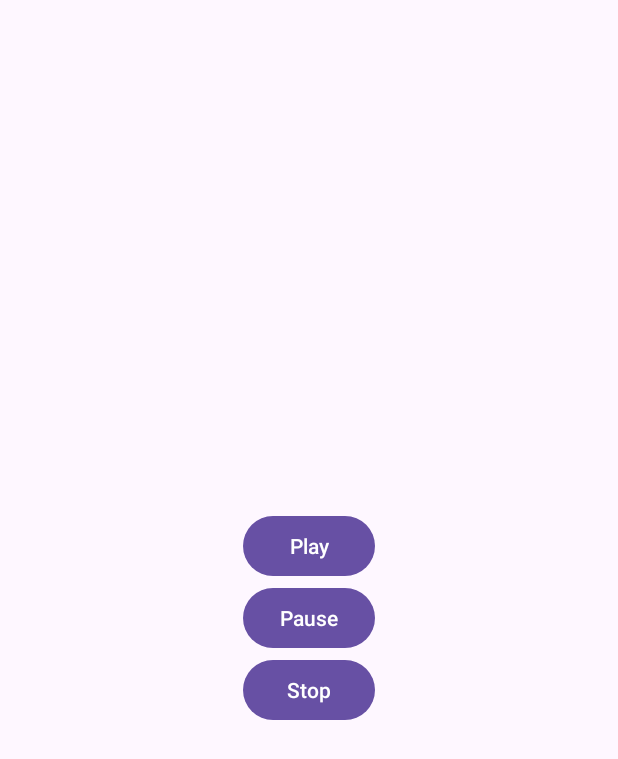
After one commit to Alexis-Mariotti/Matonique, an Android app: the layout activity_music_play.xml on its own in the app's theme, with its tools: preview values and no code run, on a phone screen of 412 x 824 dp. The commit adds this screen. Shown: the top 759 px of the screen. Run offline under Robolectric (Android 15) with nearby library versions, the phone set to English and light mode, and no system bars.

Commit message:
first activity

```diff
--- a/app/src/main/AndroidManifest.xml
+++ b/app/src/main/AndroidManifest.xml
@@ -20,6 +20,7 @@
                 <category android:name="android.intent.category.LAUNCHER" />
             </intent-filter>
         </activity>
+        <activity android:name=".MusicPlayActivity" />
     </application>
 
 </manifest>
--- /dev/null
+++ b/app/src/main/res/layout/activity_music_play.xml
@@ -0,0 +1,26 @@
+<?xml version="1.0" encoding="utf-8"?>
+<LinearLayout xmlns:android="http://schemas.android.com/apk/res/android"
+    android:layout_width="match_parent"
+    android:layout_height="match_parent"
+    android:gravity="center"
+    android:orientation="vertical"
+    android:padding="20dp">
+
+    <Button
+        android:id="@+id/btn_play"
+        android:layout_width="wrap_content"
+        android:layout_height="wrap_content"
+        android:text="Play" />
+
+    <Button
+        android:id="@+id/btn_pause"
+        android:layout_width="wrap_content"
+        android:layout_height="wrap_content"
+        android:text="Pause" />
+
+    <Button
+        android:id="@+id/btn_stop"
+        android:layout_width="wrap_content"
+        android:layout_height="wrap_content"
+        android:text="Stop" />
+</LinearLayout>
```
Also changed, not shown: app/src/main/java/com/example/matonique/MainActivity.java (+7 -0 lines), app/src/main/java/com/example/matonique/MusicPlayActivity.java (added, +52 -0 lines), 2 other files.
